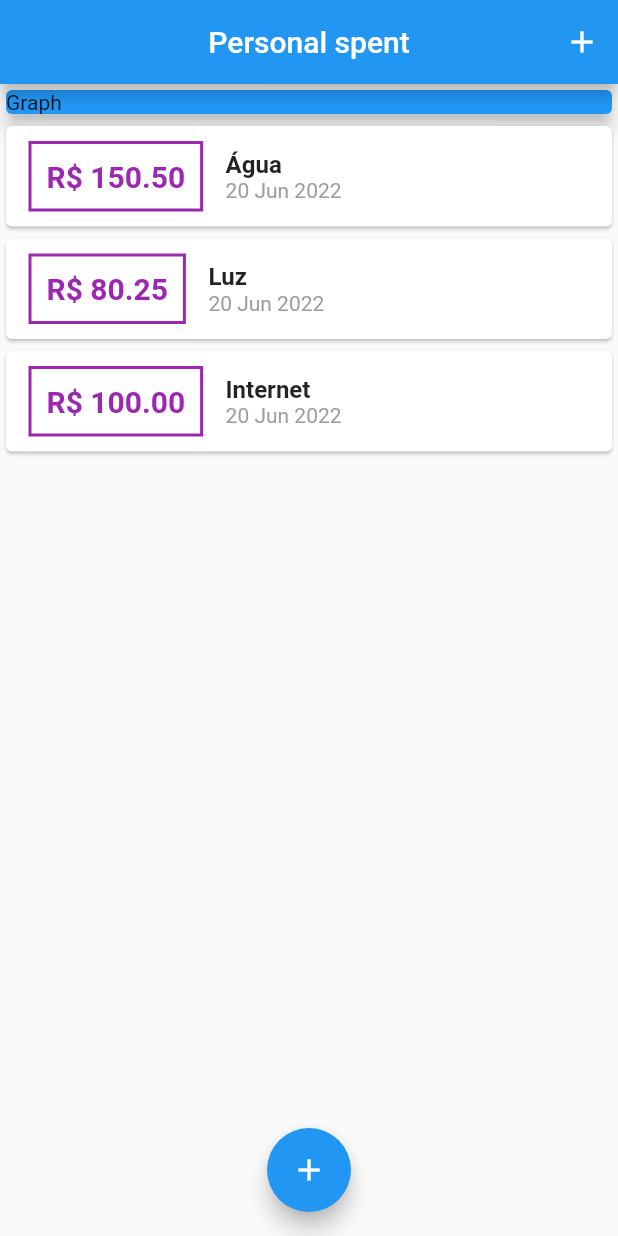
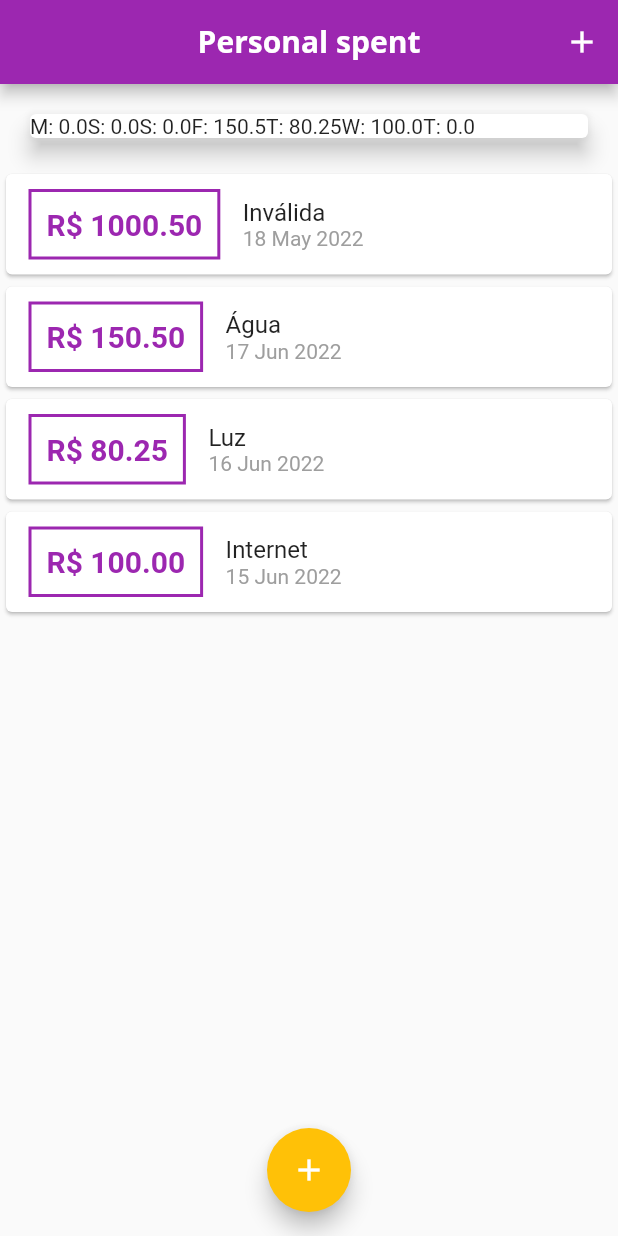
Before and after one commit to KevinCaires/personal_spent, a Flutter app: the screen it shows after launch, on a phone screen of 412 x 824 dp. Run offline on Flutter 3.47's test engine with Material 2 defaults, Android fonts, the phone set to English and light mode, and no system bars.

Commit message:
ADD new fonts and image background.

```diff
--- /dev/null
+++ b/lib/components/chart.dart
@@ -0,0 +1,56 @@
+import 'package:flutter/material.dart';
+import 'package:personal_spent/models/transaction.dart';
+import 'package:intl/intl.dart';
+import '../models/transaction.dart';
+
+class Chart extends StatelessWidget {
+  final List<Transaction> recentTransactions;
+
+  Chart(this.recentTransactions);
+
+  List<Map<String, Object>> get groupedTransactions {
+    return List.generate(7, (index) {
+      final weekDay = DateTime.now().subtract(
+        Duration(days: index),
+      );
+      double totalSum = 0.0;
+
+      for (var i = 0; i < recentTransactions.length; i++) {
+        bool sameDay = recentTransactions[i].datetime.day == weekDay.day;
+        bool sameMonth = recentTransactions[i].datetime.month == weekDay.month;
+        bool sameYear = recentTransactions[i].datetime.year == weekDay.year;
+
+        if (sameDay && sameMonth && sameYear) {
+          totalSum += recentTransactions[i].value;
+        }
+      }
+
+      return {
+        'day': DateFormat.E().format(weekDay)[0],
+        'value': totalSum,
+      };
+    });
+  }
+
+  @override
+  Widget build(BuildContext context) {
+    return Card(
+      elevation: 6,
+      margin: EdgeInsets.all(20),
+      child: Row(
+        children: groupedTransactions.map((tr) {
+          return Text('${tr['day']}: ${tr['value']}');
+        }).toList(),
+      ),
+    );
+  }
+}
+
+class ChartBar extends StatelessWidget {
+  // weekday
+  // total
+  @override
+  Widget build(BuildContext context) {
+    return Card();
+  }
+}
--- a/lib/components/transaction_list.dart
+++ b/lib/components/transaction_list.dart
@@ -11,11 +11,28 @@ class TransactionList extends StatelessWidget {
   Widget build(BuildContext context) {
     return Container(
       height: 300,
-      child: ListView.builder(
+      child: transactions.isEmpty
+          ? Column(
+              children: <Widget>[
+                SizedBox(height: 20),
+                Text(
+                  'Empty',
+                  style: Theme.of(context).textTheme.titleMedium,
+                ),
+                SizedBox(height: 20),
+                Container(
+                  height: 200,
+                  child: Image.asset(
+                    'assets/images/waiting.png',
+                    fit: BoxFit.cover,
+                  ),
+                ),
+              ],
+            )
+          : ListView.builder(
               itemCount: transactions.length,
               itemBuilder: (ctx, idx) {
                 final tr = transactions[idx];
-
                 return Card(
                   child: Row(
                     children: <Widget>[
@@ -26,17 +43,17 @@ class TransactionList extends StatelessWidget {
                         ),
                         decoration: BoxDecoration(
                           border: Border.all(
-                      color: Colors.purple,
+                            color: Theme.of(context).colorScheme.primary,
                             width: 2,
                           ),
                         ),
                         padding: const EdgeInsets.all(10),
                         child: Text(
                           'R\$ ${tr.value.toStringAsFixed(2)}',
-                    style: const TextStyle(
+                          style: TextStyle(
                             fontWeight: FontWeight.bold,
                             fontSize: 20,
-                      color: Colors.purple,
+                            color: Theme.of(context).colorScheme.primary,
                           ),
                         ),
                       ),
@@ -45,10 +62,7 @@ class TransactionList extends StatelessWidget {
                         children: <Widget>[
                           Text(
                             tr.title,
-                      style: const TextStyle(
-                        fontWeight: FontWeight.bold,
-                        fontSize: 16,
-                      ),
+                            style: Theme.of(context).textTheme.titleMedium,
                           ),
                           Text(
                             DateFormat('d MMM y').format(tr.datetime),
--- a/lib/main.dart
+++ b/lib/main.dart
@@ -1,8 +1,10 @@
 import 'dart:math';
 
 import 'package:flutter/material.dart';
+import 'package:personal_spent/components/chart.dart';
 import 'package:personal_spent/components/transaction_form.dart';
 import 'models/transaction.dart';
+import 'components/chart.dart';
 import 'components/transaction_form.dart';
 import 'components/transaction_list.dart';
 
@@ -13,6 +15,27 @@ class ExpensesApp extends StatelessWidget {
   Widget build(BuildContext context) {
     return MaterialApp(
       home: HomePage(),
+      theme: ThemeData(
+          // primarySwatch: Colors.purple,
+          colorScheme: ColorScheme.fromSwatch().copyWith(
+            primary: Colors.purple,
+            secondary: Colors.amber,
+          ),
+          textTheme: const TextTheme(
+            headline6: TextStyle(
+              fontFamily: 'Quicksand',
+              fontSize: 18,
+              fontWeight: FontWeight.bold,
+              color: Colors.black,
+            ),
+          ),
+          appBarTheme: const AppBarTheme(
+            titleTextStyle: TextStyle(
+              fontFamily: 'OpenSans',
+              fontSize: 20,
+              fontWeight: FontWeight.bold,
+            ),
+          )),
     );
   }
 }
@@ -23,26 +46,38 @@ class HomePage extends StatefulWidget {
 }
 
 class _HomePageState extends State<HomePage> {
-  final _transactions = [
+  final List<Transaction> _transactions = [
+    Transaction(
+      id: 't0',
+      title: 'Inválida',
+      value: 1000.50,
+      datetime: DateTime.now().subtract(const Duration(days: 33)),
+    ),
     Transaction(
       id: 't1',
       title: 'Água',
       value: 150.50,
-      datetime: DateTime.now(),
+      datetime: DateTime.now().subtract(const Duration(days: 3)),
     ),
     Transaction(
       id: 't2',
       title: 'Luz',
       value: 80.25,
-      datetime: DateTime.now(),
+      datetime: DateTime.now().subtract(const Duration(days: 4)),
     ),
     Transaction(
       id: 't3',
       title: 'Internet',
       value: 100.00,
-      datetime: DateTime.now(),
+      datetime: DateTime.now().subtract(const Duration(days: 5)),
     ),
   ];
+
+  List<Transaction> get _recentTransactions {
+    return _transactions.where((tr) {
+      return tr.datetime.isAfter(DateTime.now().subtract(Duration(days: 7)));
+    }).toList();
+  }
 
   void _addTransaction(String title, double value) {
     final newTransaction = Transaction(
@@ -85,14 +120,7 @@ class _HomePageState extends State<HomePage> {
         child: Column(
           crossAxisAlignment: CrossAxisAlignment.stretch,
           children: <Widget>[
-            Container(
-              width: double.infinity,
-              child: const Card(
-                child: Text('Graph'),
-                elevation: 5,
-                color: Colors.blue,
-              ),
-            ),
+            Chart(_recentTransactions),
             TransactionList(_transactions),
           ],
         ),
```
Also changed, not shown: pubspec.yaml (+15 -14 lines), assets/fonts/OpenSans-Bold.ttf (added), assets/fonts/OpenSans-Regular.ttf (added), assets/fonts/Quicksand-Bold.ttf (added), assets/fonts/Quicksand-Light.ttf (added), assets/fonts/Quicksand-Medium.ttf (added), assets/fonts/Quicksand-Regular.ttf (added), assets/images/waiting.png (added). Lines whose indentation alone changed are shown as unchanged.
